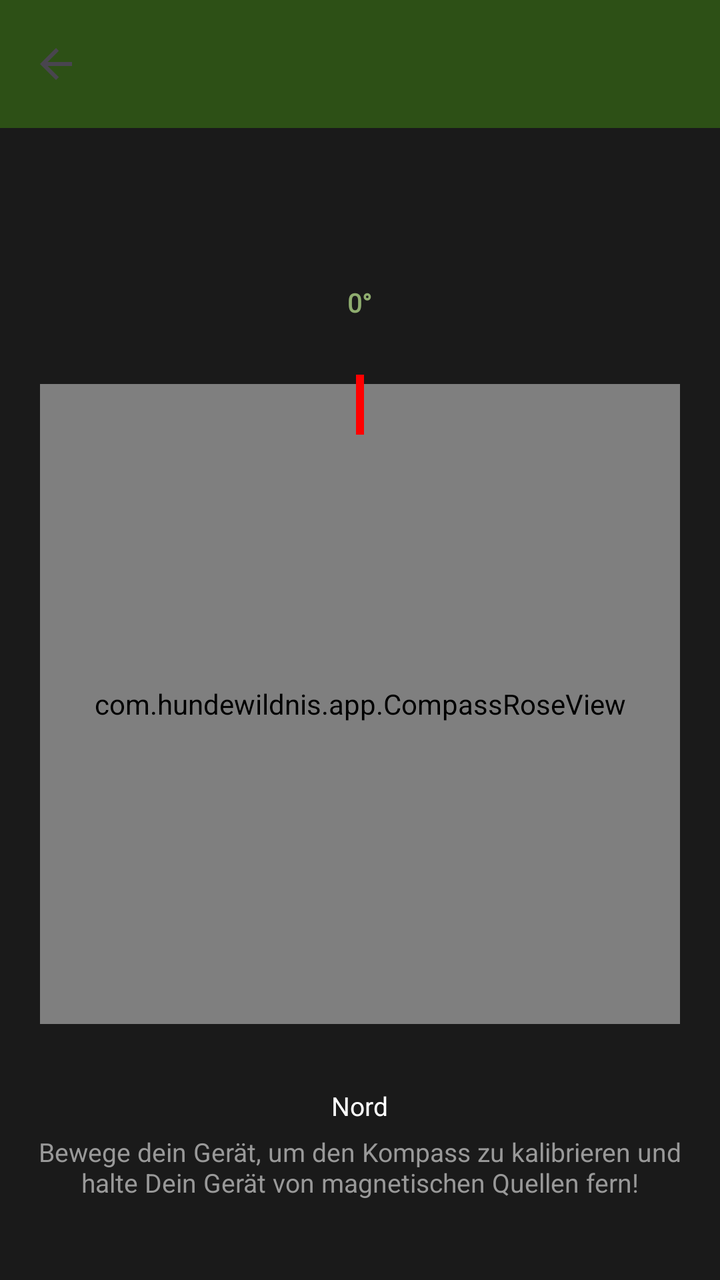
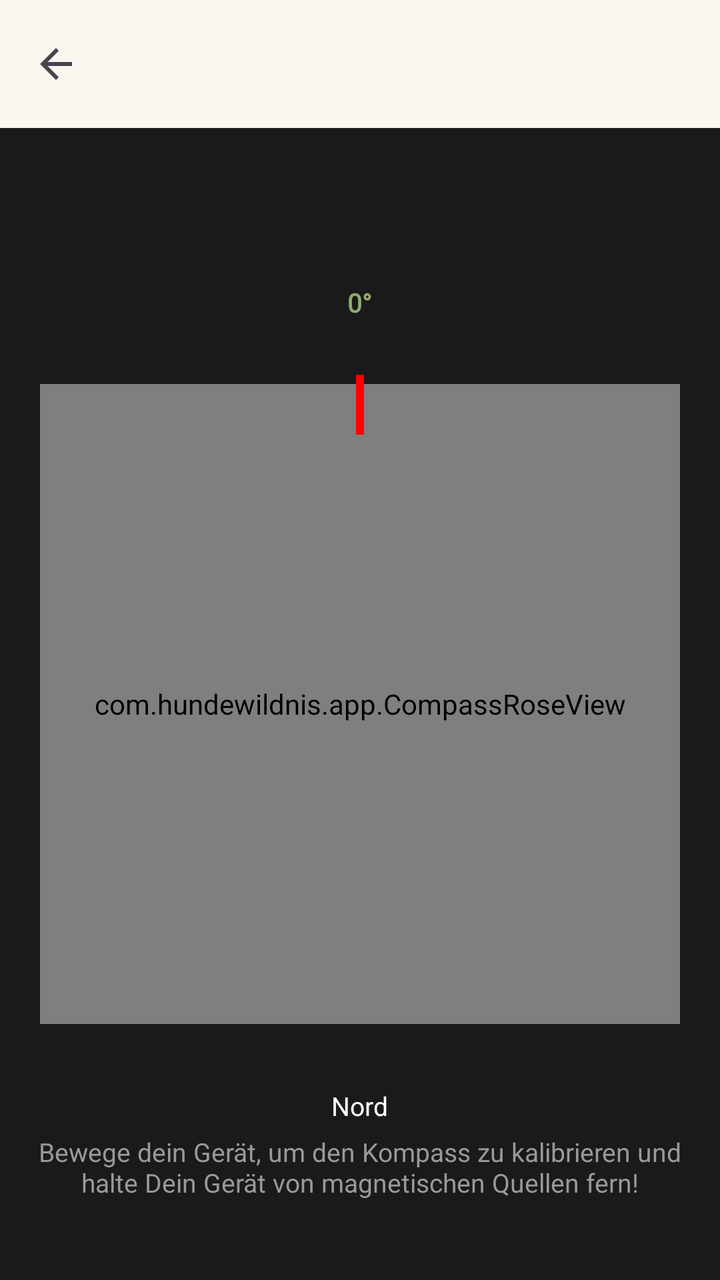

An Android layout rendered at two revisions. The XML below is the earlier revision; the diff shows what the commit changed to produce the second picture.
<!-- AndroidManifest.xml: application theme Theme.HundeWildnis -->
<!-- res/layout/activity_compass.xml -->
<?xml version="1.0" encoding="utf-8"?>
<androidx.coordinatorlayout.widget.CoordinatorLayout
    xmlns:android="http://schemas.android.com/apk/res/android"
    xmlns:app="http://schemas.android.com/apk/res-auto"
    android:layout_width="match_parent"
    android:layout_height="match_parent"
    android:fitsSystemWindows="false"
    android:background="#1a1a1a">

    <com.google.android.material.appbar.AppBarLayout android:id="@+id/appbar"
        android:layout_width="match_parent"
        android:layout_height="wrap_content">

        <androidx.appcompat.widget.Toolbar
            android:id="@+id/toolbar"
            android:layout_width="match_parent"
            android:layout_height="?attr/actionBarSize"
            android:background="#2d5016"
            app:titleTextColor="#FFFFFF"
            app:navigationIcon="?attr/homeAsUpIndicator" />
    </com.google.android.material.appbar.AppBarLayout>

    <FrameLayout
        android:layout_width="match_parent"
        android:layout_height="match_parent"
        app:layout_behavior="@string/appbar_scrolling_view_behavior">

        <RelativeLayout
            android:layout_width="match_parent"
            android:layout_height="match_parent"
            android:padding="16dp">

            
            <FrameLayout
                android:id="@+id/compassContainer"
                android:layout_width="320dp"
                android:layout_height="320dp"
                android:layout_centerInParent="true">

                
                <com.hundewildnis.app.CompassRoseView
                    android:id="@+id/compassRoseView"
                    android:layout_width="match_parent"
                    android:layout_height="match_parent" />

            </FrameLayout>

            
            <View
                android:layout_width="4dp"
                android:layout_height="30dp"
                android:layout_alignTop="@id/compassContainer"
                android:layout_centerHorizontal="true"
                android:layout_marginTop="-5dp"
                android:background="#FF0000" />

            
            <TextView
                android:id="@+id/degreeText"
                android:layout_width="wrap_content"
                android:layout_height="wrap_content"
                android:layout_above="@id/compassContainer"
                android:layout_centerHorizontal="true"
                android:layout_marginBottom="32dp"
                android:text="0°"
                android:textColor="#8fad6f"
                android:textSize="@dimen/text_body_medium"
                android:textStyle="bold"
                android:fontFamily="@font/stencil" />

            
            <TextView
                android:id="@+id/directionText"
                android:layout_width="wrap_content"
                android:layout_height="wrap_content"
                android:layout_below="@id/compassContainer"
                android:layout_centerHorizontal="true"
                android:layout_marginTop="32dp"
                android:text="Nord"
                android:textColor="#FFFFFF"
                android:textSize="@dimen/text_body_medium"
                android:textStyle="normal"/>

            
            <TextView
                android:id="@+id/infoText"
                android:layout_width="wrap_content"
                android:layout_height="wrap_content"
                android:layout_alignParentBottom="true"
                android:layout_centerHorizontal="true"
                android:layout_marginBottom="24dp"
                android:text="Bewege dein Gerät, um den Kompass zu kalibrieren und halte Dein Gerät von magnetischen Quellen fern!"
                android:textAlignment="center"
                android:textColor="#999999"
                android:textSize="@dimen/text_body_medium" />

        </RelativeLayout>

    </FrameLayout>

</androidx.coordinatorlayout.widget.CoordinatorLayout>
<!-- resources referenced by this layout -->
<resources>
  <dimen name="text_body_medium">14sp</dimen>
  <style name="Theme.HundeWildnis" parent="Base.Theme.HundeWildnis" />
  <style name="Base.Theme.HundeWildnis" parent="Theme.Material3.Light.NoActionBar">
          
          <item name="materialButtonStyle">@style/Widget.App.Button</item>
  
          <item name="colorPrimary">#2d5016</item>
          <item name="colorPrimaryVariant">#1a3009</item>
          <item name="colorOnPrimary">#FFFFFF</item>
          <item name="colorSecondary">#6b8e4e</item>
          <item name="colorSecondaryVariant">#4a6135</item>
          <item name="colorOnSecondary">#000000</item>
          <item name="android:statusBarColor">@android:color/transparent</item>
          <item name="android:navigationBarColor">@android:color/transparent</item>
          <item name="android:windowDrawsSystemBarBackgrounds">true</item>
          <item name="android:windowLightStatusBar">true</item>
          <item name="android:windowLightNavigationBar" tools:targetApi="27">true</item>
          <item name="android:enforceNavigationBarContrast" tools:targetApi="q">false</item>
          <item name="android:enforceStatusBarContrast" tools:targetApi="q">false</item>
  
          
          <item name="colorAccent">#2d5016</item>
          <item name="android:textColorPrimary">#000000</item>
  
          
          <item name="materialAlertDialogTheme">@style/AlertDialogTheme</item>
          <item name="alertDialogTheme">@style/AlertDialogTheme</item>
  
          
          <item name="actionMenuTextColor">#FFFFFF</item>
          <item name="actionOverflowButtonStyle">@style/Widget.App.Overflow</item>
  
          
          <item name="android:windowBackground">#FFFFFF</item>
          <item name="android:colorBackground">#FFFFFF</item>
      </style>
  <style name="Widget.App.Overflow" parent="Widget.AppCompat.ActionButton.Overflow">
          <item name="android:src">@drawable/ic_menu_hamburger</item>
      </style>
  <dimen name="text_button_large">20sp</dimen>
  <style name="DialogButtonStyle.Light" parent="Widget.Material3.Button.TextButton.Dialog">
          
          <item name="android:textColor">#2d5016</item>
  
          
          <item name="android:textSize">13sp</item>
          <item name="android:textAllCaps">false</item>
          <item name="android:maxLines">2</item>
          <item name="android:singleLine">false</item>
          <item name="android:ellipsize">none</item>
          <item name="autoSizeTextType">uniform</item>
          <item name="autoSizeMinTextSize">10sp</item>
          <item name="autoSizeMaxTextSize">16sp</item>
  
          
          <item name="android:paddingStart">2dp</item>
          <item name="android:paddingEnd">2dp</item>
          <item name="android:minWidth">0dp</item>
          <item name="android:insetLeft">0dp</item>
          <item name="android:insetRight">0dp</item>
          <item name="android:insetTop">0dp</item>
          <item name="android:insetBottom">0dp</item>
  
          
          <item name="backgroundTint">@android:color/transparent</item>
  
          
          <item name="rippleColor">#332d5016</item>
      </style>
  <style name="Widget.App.ButtonBar" parent="Widget.AppCompat.ButtonBar.AlertDialog">
          <item name="android:padding">0dp</item>
      </style>
  <!-- drawable ic_menu_hamburger (drawable) -->
  <vector xmlns:android="http://schemas.android.com/apk/res/android"
      android:width="24dp"
      android:height="24dp"
      android:viewportWidth="24"
      android:viewportHeight="24">
      <path
          android:fillColor="#FFFFFF"
          android:pathData="M3,18h18v-2H3V18z M3,13h18v-2H3V13z M3,6v2h18V6H3z" />
  </vector>
  <!-- unchanged entries left out for length: 2 -->
</resources>

<!-- the commit's change to res/layout/activity_compass.xml (unified diff, before → after) -->
@@ -15,8 +15,8 @@
             android:id="@+id/toolbar"
             android:layout_width="match_parent"
             android:layout_height="?attr/actionBarSize"
-            android:background="#2d5016"
-            app:titleTextColor="#FFFFFF"
+            android:background="?attr/colorPrimary"
+            app:titleTextColor="?attr/colorOnPrimary"
             app:navigationIcon="?attr/homeAsUpIndicator" />
     </com.google.android.material.appbar.AppBarLayout>
 
<!-- resource entries referenced after the edit -->
@@ -6,14 +6,12 @@
           
           <item name="materialButtonStyle">@style/Widget.App.Button</item>
   
-          <item name="colorPrimary">#2d5016</item>
-          <item name="colorPrimaryVariant">#1a3009</item>
-          <item name="colorOnPrimary">#FFFFFF</item>
-          <item name="colorSecondary">#6b8e4e</item>
-          <item name="colorSecondaryVariant">#4a6135</item>
-          <item name="colorOnSecondary">#000000</item>
-          <item name="android:statusBarColor">@android:color/transparent</item>
-          <item name="android:navigationBarColor">@android:color/transparent</item>
+          <item name="colorPrimary">@color/rd_bg_light</item>
+          <item name="colorOnPrimary">@color/rd_text_primary_light</item>
+          <item name="colorSecondary">@color/rd_group2_accent_light</item>
+          <item name="colorOnSecondary">#FFFFFF</item>
+          <item name="android:statusBarColor">@color/rd_bg_light</item>
+          <item name="android:navigationBarColor">@color/rd_bg_light</item>
           <item name="android:windowDrawsSystemBarBackgrounds">true</item>
           <item name="android:windowLightStatusBar">true</item>
           <item name="android:windowLightNavigationBar" tools:targetApi="27">true</item>
@@ -21,7 +19,7 @@
           <item name="android:enforceStatusBarContrast" tools:targetApi="q">false</item>
   
           
-          <item name="colorAccent">#2d5016</item>
+          <item name="colorAccent">@color/rd_group2_accent_light</item>
           <item name="android:textColorPrimary">#000000</item>
   
           
@@ -29,20 +27,23 @@
           <item name="alertDialogTheme">@style/AlertDialogTheme</item>
   
           
-          <item name="actionMenuTextColor">#FFFFFF</item>
+          <item name="actionMenuTextColor">@color/rd_text_primary_light</item>
           <item name="actionOverflowButtonStyle">@style/Widget.App.Overflow</item>
   
           
-          <item name="android:windowBackground">#FFFFFF</item>
-          <item name="android:colorBackground">#FFFFFF</item>
+          <item name="android:windowBackground">@color/rd_bg_light</item>
+          <item name="android:colorBackground">@color/rd_bg_light</item>
       </style>
+  <color name="rd_bg_light">#FAF7F0</color>
+  <color name="rd_text_primary_light">#2B2620</color>
+  <color name="rd_group2_accent_light">#8A7A1F</color>
   <style name="Widget.App.Overflow" parent="Widget.AppCompat.ActionButton.Overflow">
           <item name="android:src">@drawable/ic_menu_hamburger</item>
       </style>
   <dimen name="text_button_large">20sp</dimen>
   <style name="DialogButtonStyle.Light" parent="Widget.Material3.Button.TextButton.Dialog">
           
-          <item name="android:textColor">#2d5016</item>
+          <item name="android:textColor">?attr/colorSecondary</item>
   
           
           <item name="android:textSize">13sp</item>
